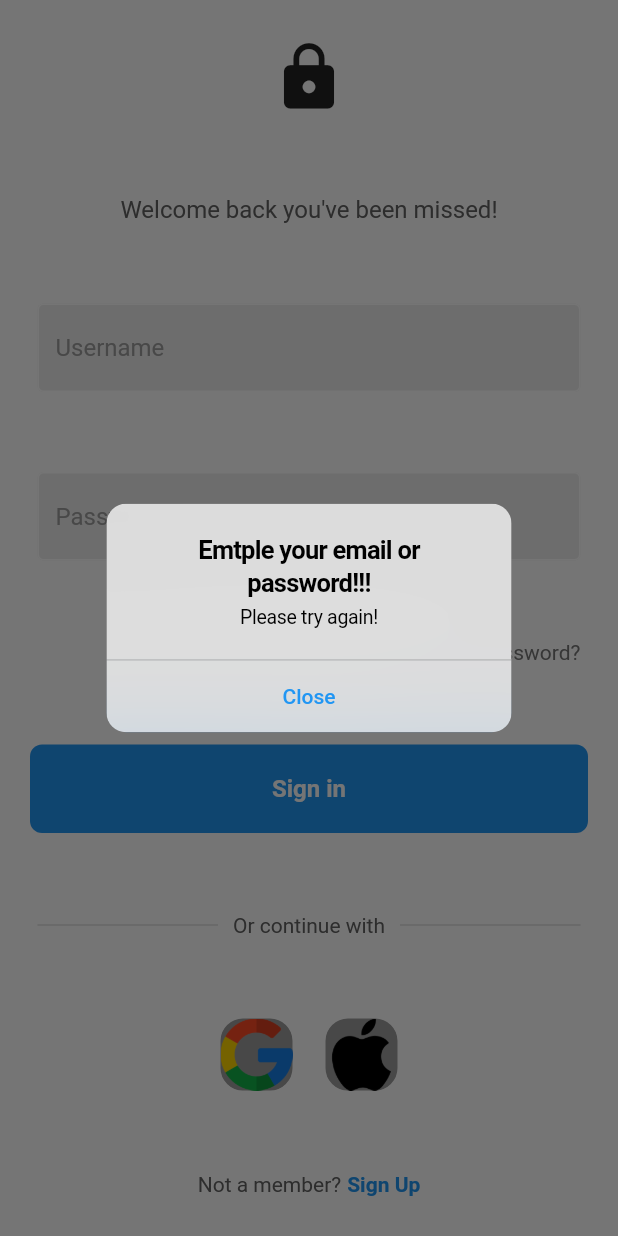
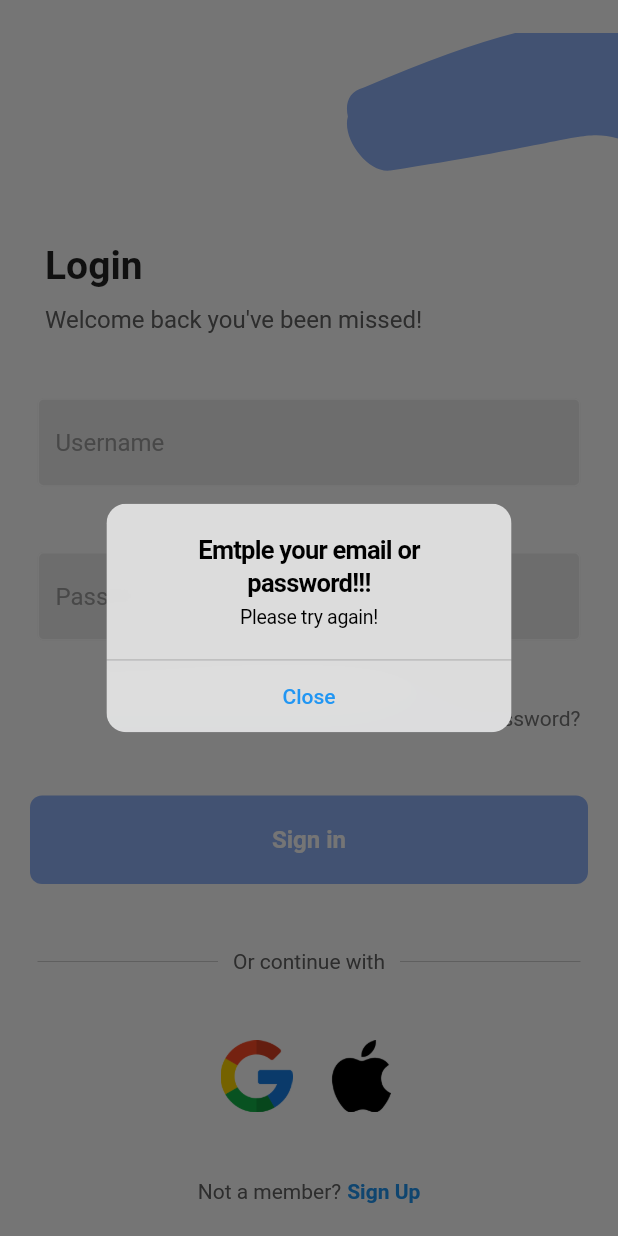
Before and after one commit to manhhung3004/WeaNot-App, a Flutter app: the screen it shows after launch, after a tap on "Sign in", on a phone screen of 412 x 824 dp. Run offline on Flutter 3.47's test engine with Material 2 defaults, Android fonts, the phone set to English and light mode, and no system bars; our stand-ins replace cloud_firestore, firebase_auth, firebase_core, google_fonts, share, table_calendar; accounts and stored records are empty.

Commit message:
change ui login

```diff
--- /dev/null
+++ b/lib/Clipper/clipper.dart
@@ -0,0 +1,26 @@
+import 'package:flutter/material.dart';
+import 'package:weather_app/models/constants.dart';
+class RPSCustomPainter extends CustomPainter{
+  @override
+  void paint(Canvas canvas,Size size){
+    Constants myConstans = Constants();
+    Paint paint0 =Paint()
+      ..color = myConstans.secondaryColor
+    ..style =PaintingStyle.fill
+    ..strokeWidth = 1;
+
+      Path path0 =Path();
+      path0.moveTo(size.width*0.6316250,size.height*0.4096429);
+      path0.cubicTo(size.width*0.5832417,size.height*0.4218714,size.width*0.5265333,size.height*0.2163286,size.width*0.5888333,size.height*0.1829143);
+    path0.quadraticBezierTo(size.width*0.9222333,size.height*-0.1135714,size.width,0);
+    path0.quadraticBezierTo(size.width*1.0058667,size.height*0.1703857,size.width,size.height*0.3024714,);
+    path0.cubicTo(size.width*0.9401333,size.height*0.2714429,size.width*0.9425000,size.height*0.3096429,size.width*0.6316250,size.height*0.4096429);
+    path0.close();
+
+    canvas.drawPath(path0,paint0);
+  }
+  @override
+  bool shouldRepaint(covariant CustomPainter oldDelegate){
+    return true;
+  }
+}
--- a/lib/Note/editnote.dart
+++ b/lib/Note/editnote.dart
@@ -44,7 +44,7 @@ class _EditScreenState extends State<EditScreen> {
                     height: 40,
                     decoration: BoxDecoration(
                         color:
-                            Color.fromARGB(255, 207, 207, 207).withOpacity(.8),
+                            const Color.fromARGB(255, 207, 207, 207).withOpacity(.8),
                         borderRadius: BorderRadius.circular(10)),
                     child: const Icon(
                       Icons.arrow_back_ios_new,
--- a/lib/dashboard/dashboard.dart
+++ b/lib/dashboard/dashboard.dart
@@ -32,7 +32,7 @@ class _Dashboard extends State<Dashboard> {
     return Scaffold(
       body: SingleChildScrollView(
         child: Container(
-          color: myContants.secondaryColor,
+          color: myContants.primaryColor,
           width: width,
           child: Column(
             crossAxisAlignment: CrossAxisAlignment.start,
--- a/lib/login/login.dart
+++ b/lib/login/login.dart
@@ -1,6 +1,7 @@
 import 'package:firebase_auth/firebase_auth.dart';
 import 'package:flutter/cupertino.dart';
 import 'package:flutter/material.dart';
+import 'package:weather_app/Clipper/clipper.dart';
 import 'package:weather_app/dashboard/dashboard.dart';
 import 'package:weather_app/login/square.dart';
 import 'package:weather_app/login/text_fill.dart';
@@ -35,12 +36,34 @@ class _LoginPageState extends State<LoginPage> {
           child: Column(
             mainAxisAlignment: MainAxisAlignment.spaceAround,
             children: [
-              // logo
-              const Icon(
-                Icons.lock,
-                size: 50,
+              Stack(
+                children: [
+                  CustomPaint(
+                    size: Size(MediaQuery.of(context).size.width, 200),
+                    painter: RPSCustomPainter(),
                   ),
-              // welcome back, you've been missed!
+                  Positioned(
+                    top: 10,
+                    right: 0,
+                    child: CustomPaint(
+                      size: Size(MediaQuery.of(context).size.width, 200),
+                      painter: RPSCustomPainter(),
+                    ),
+                  ),
+                  Positioned(
+                    top: 140,
+                    left: 30,
+                    child: Column(
+                      crossAxisAlignment: CrossAxisAlignment.start,
+                      children: [
+                        const Text(
+                          "Login",
+                          style: TextStyle(
+                            fontWeight: FontWeight.bold,
+                            fontSize: 26,
+                          ),
+                        ),
+                        const SizedBox(height: 12,),
                         Text(
                           'Welcome back you\'ve been missed!',
                           style: TextStyle(
@@ -48,6 +71,12 @@ class _LoginPageState extends State<LoginPage> {
                             fontSize: 16,
                           ),
                         ),
+                      ],
+                    ),
+                  )
+                ],
+              ),
+              // welcome back, you've been missed!
               // username textfield
               MyTextField(
                 controller: _emailController,
@@ -94,9 +123,8 @@ class _LoginPageState extends State<LoginPage> {
               ),
               // sign in button
               MyButton(
-                onTap: _signIn, child: const Text(
-                  "sign in"
-                ),
+                onTap: _signIn,
+                child: const Text("sign in"),
               ),
               // or continue with
               Padding(
@@ -170,7 +198,8 @@ class _LoginPageState extends State<LoginPage> {
     try {
       String email = _emailController.text;
       String password = _passwordController.text;
-      bool isValid = RegExp(r'^[a-zA-Z0-9._%+-]+@[a-zA-Z0-9.-]+\.[a-zA-Z]{2,}$').hasMatch(email);
+      bool isValid = RegExp(r'^[a-zA-Z0-9._%+-]+@[a-zA-Z0-9.-]+\.[a-zA-Z]{2,}$')
+          .hasMatch(email);
       if (email.isEmpty || password.isEmpty && isValid == true) {
         showCupertinoDialog();
         return;
--- a/lib/login/my_button.dart
+++ b/lib/login/my_button.dart
@@ -1,10 +1,12 @@
 import 'package:flutter/material.dart';
+import 'package:weather_app/models/constants.dart';
 
 class MyButton extends StatelessWidget {
   final Function() onTap;
   const MyButton({super.key, required this.onTap, required Text child});
   @override
   Widget build(BuildContext context) {
+    Constants myConstans = Constants();
     return GestureDetector(
       onTap: (){
         onTap();
@@ -12,7 +14,7 @@ class MyButton extends StatelessWidget {
       child: Container(
         margin: const EdgeInsets.only(left: 20, right: 20),
         padding: const EdgeInsets.all(20),
-        decoration: BoxDecoration(color: Colors.blue,
+        decoration: BoxDecoration(color: myConstans.secondaryColor,
           borderRadius: BorderRadius.circular(8),
         ),
         child: const Center(
--- a/lib/login/square.dart
+++ b/lib/login/square.dart
@@ -10,7 +10,7 @@ class SquareTile extends StatelessWidget {
       height: 50,
       decoration: BoxDecoration(border: Border.all(color: Colors.white),
         borderRadius: BorderRadius.circular(16.0),
-        color: Colors.grey,
+        color: Colors.white.withOpacity(0.2),
       ),
       child: Image.asset(
           imagePath,
--- a/lib/models/app_style.dart
+++ b/lib/models/app_style.dart
@@ -3,9 +3,9 @@ import 'package:flutter/material.dart';
 import 'package:google_fonts/google_fonts.dart';
 
 class AppStyle{
-  static Color bgColor = Color(0xFFe2e2fe);
-  static Color mainColor = Color(0xF000000);
-  static Color accentColor = Color(0xFF0065FF);
+  static Color bgColor = const Color(0xFFe2e2fe);
+  static Color mainColor = const Color(0x0f000000);
+  static Color accentColor = const Color(0xFF0065FF);
 
   static List<Color> cardsColor =
   [
--- a/lib/ui/home.dart
+++ b/lib/ui/home.dart
@@ -1,5 +1,4 @@
 import 'dart:convert';
-import 'package:flutter/cupertino.dart';
 import 'package:flutter/material.dart';
 import 'package:weather_app/models/constants.dart';
 import 'package:weather_app/models/city.dart';
```
Also changed, not shown: lib/ui/welcome.dart (+12 -14 lines). Lines whose indentation alone changed are shown as unchanged.
